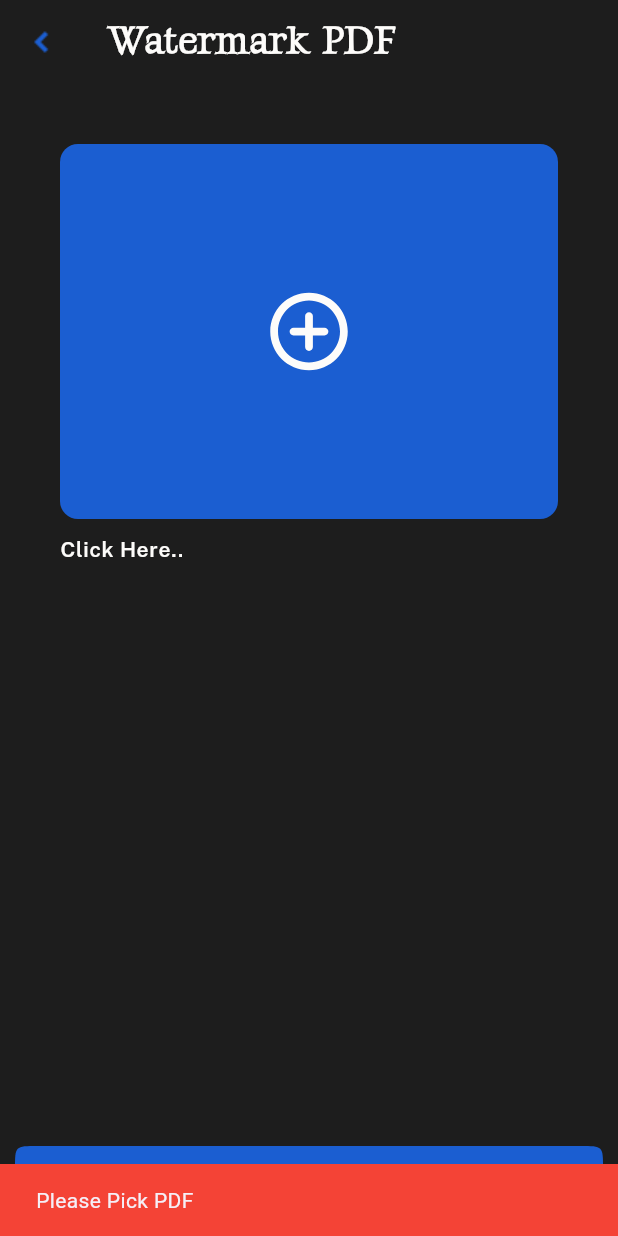
After one commit to SatriaAkbarRizki/Readers-PDF, a Flutter app: the WatermarkScreen screen opened by its route, after a tap on "Watermark Pages Pdf", on a phone screen of 412 x 824 dp. The commit adds this screen. Run offline on Flutter 3.47's test engine with Material 3 defaults, Android fonts, the phone set to English and light mode, and no system bars; our stand-ins replace bloc, file_picker, flutter_bloc, flutter_svg, go_router, share_plus; missing offline and left inert: pdf_manipulator, pdfrx.

Commit message:
add: integrate screen watermark and route screen

```diff
--- a/lib/main.dart
+++ b/lib/main.dart
@@ -15,6 +15,7 @@ import 'package:simplereader/screens/readingpdf.dart';
 import 'package:simplereader/screens/tools/compress.dart';
 import 'package:simplereader/screens/tools/delete.dart';
 import 'package:simplereader/screens/tools/merge.dart';
+import 'package:simplereader/screens/tools/watermark.dart';
 import 'package:simplereader/theme/mytheme.dart';
 import 'cubit/navbar_cubit.dart';
 
@@ -80,10 +81,16 @@ final _route = GoRouter(initialLocation: '/', routes: [
     path: MergeScreen.routeName,
     builder: (context, state) => MergeScreen(),
   ),
-
   GoRoute(
     path: DeleteScreen.routeName,
     builder: (context, state) => DeleteScreen(),
   ),
-  GoRoute(path: CompressScreen.routeName, builder: (context, state) => CompressScreen(),)
+  GoRoute(
+    path: CompressScreen.routeName,
+    builder: (context, state) => CompressScreen(),
+  ),
+  GoRoute(
+    path: WatermarkScreen.routeName,
+    builder: (context, state) => WatermarkScreen(),
+  ),
 ]);
--- a/lib/screens/profile.dart
+++ b/lib/screens/profile.dart
@@ -6,6 +6,7 @@ import 'package:simplereader/cubit/file_cubit.dart';
 import 'package:simplereader/screens/tools/compress.dart';
 import 'package:simplereader/screens/tools/delete.dart';
 import 'package:simplereader/screens/tools/merge.dart';
+import 'package:simplereader/screens/tools/watermark.dart';
 import 'package:simplereader/widget/title_profile.dart';
 import 'package:simplereader/widget/title_tools.dart';
 
@@ -142,8 +143,13 @@ class ProfileScreen extends StatelessWidget {
                       child: TitleTools('Compressing',
                           'assets/icons/sort-down.png', themes.state),
                     ),
-                    TitleTools(
-                        'Watermark', 'assets/icons/face-mask.png', themes.state)
+                    InkWell(
+                      onTap: () => context.push(WatermarkScreen.routeName),
+                      overlayColor:
+                          const WidgetStatePropertyAll(Colors.transparent),
+                      child: TitleTools('Watermark',
+                          'assets/icons/face-mask.png', themes.state),
+                    )
                   ],
                 )
               ],
--- /dev/null
+++ b/lib/screens/tools/watermark.dart
@@ -0,0 +1,253 @@
+import 'dart:developer';
+
+import 'package:flutter/material.dart';
+import 'package:flutter_bloc/flutter_bloc.dart';
+import 'package:flutter_svg/flutter_svg.dart';
+import 'package:go_router/go_router.dart';
+import 'package:simplereader/cubit/slider_level.dart';
+
+import '../../bloc/tools_pdf/tools_pdf_bloc.dart';
+import '../../cubit/click_delete.dart';
+import '../../cubit/theme_cubit.dart';
+import '../../widget/form_dialog.dart';
+import '../../widget/preview_pdf.dart';
+
+import '../../widget/scaffold_messeger.dart';
+
+class WatermarkScreen extends StatelessWidget {
+  static String routeName = '/watermark-screen';
+  String? pdfPath;
+  WatermarkScreen({super.key});
+
+  @override
+  Widget build(BuildContext context) {
+    final themes = context.read<ThemeCubit>().state;
+
+    return Scaffold(
+      resizeToAvoidBottomInset: false,
+      appBar: AppBar(
+          title: Text(
+            'Watermark PDF',
+            style: TextStyle(color: themes.text),
+          ),
+          leading: IconButton(
+            onPressed: () async {
+              context.pop();
+            },
+            icon: Image.asset(
+              'assets/icons/left-arrow.png',
+              color: themes.widget,
+            ),
+          )),
+      body: MultiBlocProvider(
+        providers: [
+          BlocProvider(
+            create: (context) => ToolsPdfBloc(),
+          ),
+          BlocProvider(
+            create: (context) => ClickOrderDelete(),
+          ),
+          BlocProvider(
+            create: (context) => SliderCubit(0.0),
+          )
+        ],
+        child: Stack(
+          children: [
+            SingleChildScrollView(
+              child: Column(
+                mainAxisAlignment: MainAxisAlignment.start,
+                crossAxisAlignment: CrossAxisAlignment.start,
+                children: [
+                  BlocConsumer<ToolsPdfBloc, ToolsPdfState>(
+                    listener: (context, state) {
+                      if (state is ToolsSucces) {
+                        context.read<ClickOrderDelete>().clear();
+                        context.read<SliderCubit>().reset();
+                      }
+                    },
+                    builder: (context, state) {
+                      final _value = context.watch<SliderCubit>();
+                      if (state is ToolsPickPdfTools) {
+                        if (state.pdf != null) {
+                          pdfPath = state.pdf!.path;
+                          return Padding(
+                            padding: const EdgeInsets.only(left: 20, right: 20),
+                            child: Column(
+                              children: [
+                                Stack(
+                                  children: [
+                                    PreviewPDF(themes, state.pdf!.name,
+                                        state.pdf!.path),
+                                    Align(
+                                      alignment: Alignment.topRight,
+                                      child: IconButton.filled(
+                                          style: ElevatedButton.styleFrom(
+                                              backgroundColor: Colors.red),
+                                          onPressed: () {
+                                            context
+                                                .read<ToolsPdfBloc>()
+                                                .add(OnCancelMerge(context, 0));
+
+                                            context
+                                                .read<ClickOrderDelete>()
+                                                .clear();
+
+                                            context.read<SliderCubit>().reset();
+                                          },
+                                          icon: SvgPicture.asset(
+                                            'assets/icons/Delete.svg',
+                                            height: 30,
+                                            colorFilter: ColorFilter.mode(
+                                                themes.text, BlendMode.srcIn),
+                                          )),
+                                    )
+                                  ],
+                                ),
+                                Align(
+                                  alignment: Alignment.topLeft,
+                                  child: Text(
+                                    'Name Watermark',
+                                    style: TextStyle(color: themes.text),
+                                  ),
+                                ),
+                                Padding(
+                                  padding: const EdgeInsets.only(
+                                      top: 10, bottom: 10),
+                                  child: TextFormField(
+                                    style: TextStyle(
+                                        color: themes.text, fontSize: 12),
+                                    decoration: InputDecoration(
+                                        hintText: 'Watermark',
+                                        hintStyle:
+                                            TextStyle(color: themes.text),
+                                        border: OutlineInputBorder(
+                                            borderSide: BorderSide(
+                                                color: themes.widget),
+                                            borderRadius:
+                                                BorderRadius.circular(20)),
+                                        enabledBorder: OutlineInputBorder(
+                                            borderSide: BorderSide(
+                                                color: themes.widget),
+                                            borderRadius:
+                                                BorderRadius.circular(20))),
+                                  ),
+                                ),
+                                Align(
+                                  alignment: Alignment.topLeft,
+                                  child: Text(
+                                    'Position Watermark',
+                                    style: TextStyle(color: themes.text),
+                                  ),
+                                ),
+                                GridView.builder(
+                                  itemCount: 9,
+                                  padding: const EdgeInsets.all(20),
+                                  gridDelegate:
+                                      const SliverGridDelegateWithFixedCrossAxisCount(
+                                          childAspectRatio: 1.5,
+                                          crossAxisCount: 3),
+                                  shrinkWrap: true,
+                                  itemBuilder: (context, index) => Container(
+                                    width: 50,
+                                    margin: const EdgeInsets.all(5),
+                                    decoration:
+                                        BoxDecoration(color: themes.widget),
+                                  ),
+                                ),
+                                Align(
+                                  alignment: Alignment.topLeft,
+                                  child: Text(
+                                    'Opacity',
+                                    style: TextStyle(color: themes.text),
+                                  ),
+                                ),
+                                // TODO: INTEGRATE CUBIT OPACITY
+                                SliderTheme(
+                                    data: const SliderThemeData(
+                                        showValueIndicator:
+                                            ShowValueIndicator.always),
+                                    child: Slider(
+                                      value: _value.valueScale,
+                                      label:
+                                          _value.valueScale.toStringAsFixed(1),
+                                      onChanged: (value) {
+                                        _value.changeValueScale(value);
+                                      },
+                                    )),
+                                const SizedBox(
+                                  height: 100,
+                                )
+                              ],
+                            ),
+                          );
+                        }
+                      }
+
+                      return GestureDetector(
+                          onTap: () {
+                            context
+                                .read<ToolsPdfBloc>()
+                                .add(OnPickPDFMerge(context));
+                          },
+                          child: Padding(
+                            padding: const EdgeInsets.all(30),
+                            child: PreviewPDF(themes, 'Click Here..', null),
+                          ));
+                    },
+                  )
+                ],
+              ),
+            ),
+            Align(
+              alignment: Alignment.bottomCenter,
+              child: BlocConsumer<ToolsPdfBloc, ToolsPdfState>(
+                listener: (context, state) {
+                  if (state is ToolsSucces) {
+                    ShowSnackBar(context, 'Succes Watermark PDF')
+                        .showSnackBar(colors: const Color(0xff4fc63b));
+                  }
+                },
+                builder: (context, state) {
+                  final toolsPdfBloc = context.read<ToolsPdfBloc>();
+                  final slider = context.watch<SliderCubit>();
+                  return Padding(
+                    padding:
+                        const EdgeInsets.only(left: 10, right: 10, bottom: 10),
+                    child: TextButton(
+                        style: ElevatedButton.styleFrom(
+                            backgroundColor: themes.widget,
+                            foregroundColor: themes.text,
+                            minimumSize: const Size(double.infinity, 50),
+                            shape: ContinuousRectangleBorder(
+                                borderRadius: BorderRadius.circular(15))),
+                        onPressed: () {
+                          if (toolsPdfBloc.state is ToolsPickPdfTools) {
+                            FormDialog(context).formCompress(
+                                pdfPath!,
+                                slider.valueQuality,
+                                slider.valueScale,
+                                toolsPdfBloc);
+                          } else {
+                            ShowSnackBar(context, 'Please Pick PDF')
+                                .showSnackBar();
+                          }
+                        },
+                        child: BlocBuilder<ToolsPdfBloc, ToolsPdfState>(
+                          builder: (context, state) {
+                            if (state is ToolsRunning) {
+                              return CircularProgressIndicator(
+                                  color: themes.text);
+                            }
+                            return const Text('Watermark Pages Pdf');
+                          },
+                        )),
+                  );
+                },
+              ),
+            )
+          ],
+        ),
+      ),
+    );
+  }
+}
```
